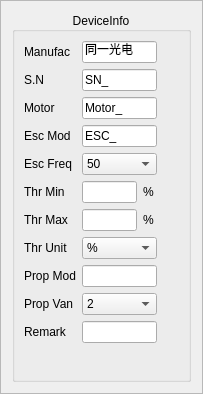
Above: ui/testinfoconfig.ui from eshenhu/QtDemo before the change. Below: the same form after it.
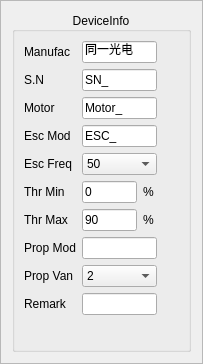
That is the form after the change.

Diff of the .ui file:
```diff
--- a/ui/testinfoconfig.ui
+++ b/ui/testinfoconfig.ui
@@ -7,7 +7,7 @@
     <x>0</x>
     <y>0</y>
     <width>203</width>
-    <height>394</height>
+    <height>364</height>
    </rect>
   </property>
   <property name="sizePolicy">
@@ -25,8 +25,8 @@
   <property name="frameShadow">
    <enum>QFrame::Raised</enum>
   </property>
-  <layout class="QGridLayout" name="gridLayout">
-   <item row="0" column="0">
+  <layout class="QVBoxLayout" name="verticalLayout">
+   <item>
     <widget class="QGroupBox" name="groupBox">
      <property name="title">
       <string>DeviceInfo</string>
@@ -276,6 +276,9 @@
             <height>16777215</height>
            </size>
           </property>
+          <property name="text">
+           <string>0</string>
+          </property>
          </widget>
         </item>
         <item row="0" column="1">
@@ -340,6 +343,9 @@
             <height>16777215</height>
            </size>
           </property>
+          <property name="text">
+           <string>90</string>
+          </property>
          </widget>
         </item>
         <item row="0" column="1">
@@ -364,51 +370,6 @@
        </layout>
       </item>
       <item row="7" column="0">
-       <widget class="QLabel" name="label_11">
-        <property name="sizePolicy">
-         <sizepolicy hsizetype="Fixed" vsizetype="Preferred">
-          <horstretch>0</horstretch>
-          <verstretch>0</verstretch>
-         </sizepolicy>
-        </property>
-        <property name="maximumSize">
-         <size>
-          <width>100</width>
-          <height>16777215</height>
-         </size>
-        </property>
-        <property name="text">
-         <string>Thr Unit</string>
-        </property>
-       </widget>
-      </item>
-      <item row="7" column="1">
-       <widget class="QComboBox" name="THRUnit_combox">
-        <property name="sizePolicy">
-         <sizepolicy hsizetype="Fixed" vsizetype="Fixed">
-          <horstretch>0</horstretch>
-          <verstretch>0</verstretch>
-         </sizepolicy>
-        </property>
-        <property name="maximumSize">
-         <size>
-          <width>75</width>
-          <height>16777215</height>
-         </size>
-        </property>
-        <item>
-         <property name="text">
-          <string>%</string>
-         </property>
-        </item>
-        <item>
-         <property name="text">
-          <string>us</string>
-         </property>
-        </item>
-       </widget>
-      </item>
-      <item row="8" column="0">
        <widget class="QLabel" name="label_5">
         <property name="sizePolicy">
          <sizepolicy hsizetype="Fixed" vsizetype="Preferred">
@@ -427,7 +388,7 @@
         </property>
        </widget>
       </item>
-      <item row="8" column="1">
+      <item row="7" column="1">
        <widget class="QLineEdit" name="propModel_LE">
         <property name="sizePolicy">
          <sizepolicy hsizetype="Fixed" vsizetype="Fixed">
@@ -443,7 +404,7 @@
         </property>
        </widget>
       </item>
-      <item row="9" column="0">
+      <item row="8" column="0">
        <widget class="QLabel" name="label_7">
         <property name="sizePolicy">
          <sizepolicy hsizetype="Fixed" vsizetype="Preferred">
@@ -462,7 +423,7 @@
         </property>
        </widget>
       </item>
-      <item row="9" column="1">
+      <item row="8" column="1">
        <widget class="QComboBox" name="propVanes_combox">
         <property name="sizePolicy">
          <sizepolicy hsizetype="Fixed" vsizetype="Fixed">
@@ -598,7 +559,7 @@
         </item>
        </widget>
       </item>
-      <item row="10" column="0">
+      <item row="9" column="0">
        <widget class="QLabel" name="label_8">
         <property name="sizePolicy">
          <sizepolicy hsizetype="Fixed" vsizetype="Preferred">
@@ -617,7 +578,7 @@
         </property>
        </widget>
       </item>
-      <item row="10" column="1">
+      <item row="9" column="1">
        <widget class="QLineEdit" name="remark_LE">
         <property name="sizePolicy">
          <sizepolicy hsizetype="Fixed" vsizetype="Fixed">
```
